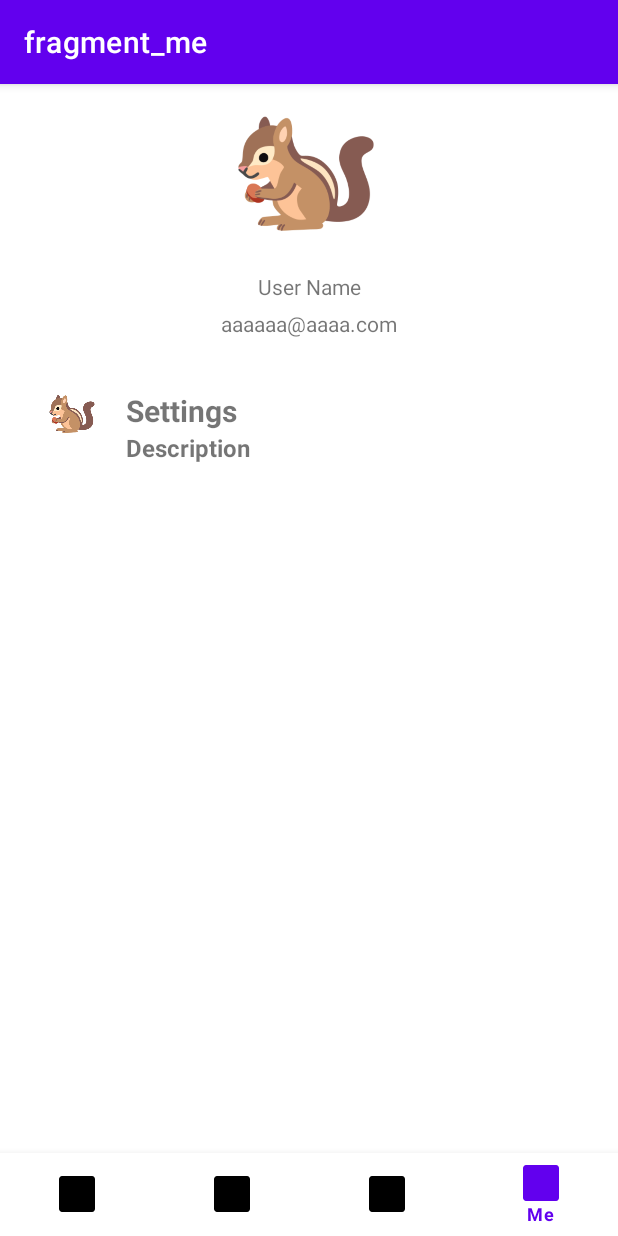
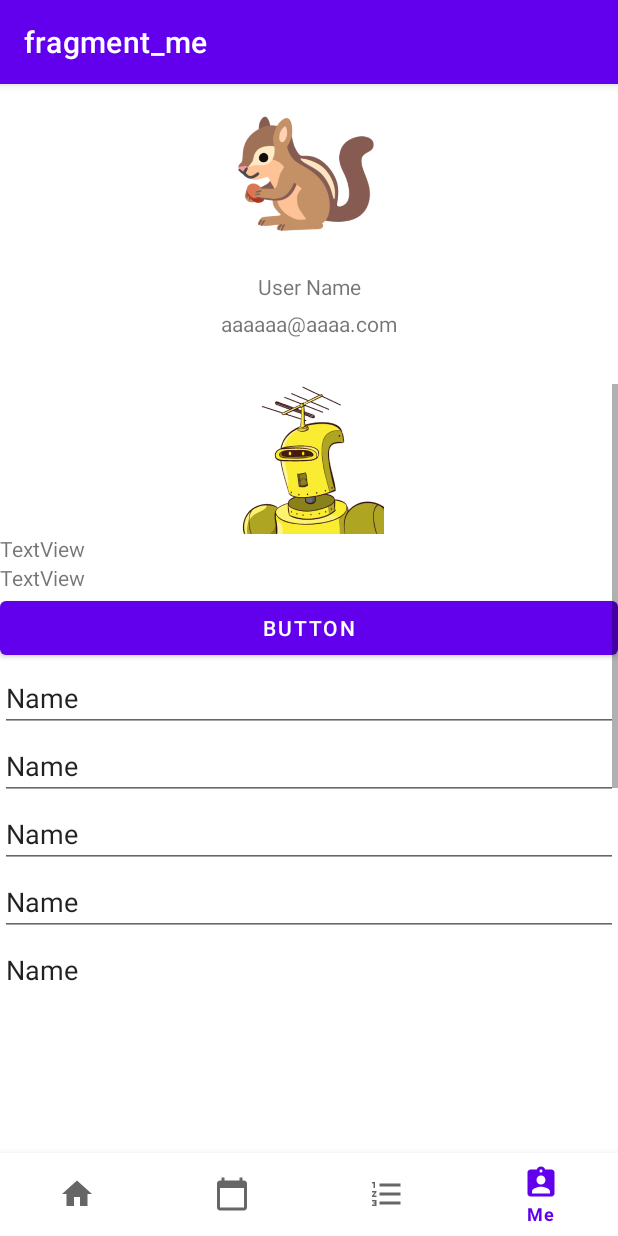
Before and after one commit to THLiu55/HabbitAC, an Android app: the Me screen opened through its navigation route, on a phone screen of 412 x 824 dp. Run offline under Robolectric (Android 15) with nearby library versions, the phone set to English and light mode, and no system bars; our stand-ins replace navigation-ui.

Commit message:
Bottom Navigation Bar Icon added & Me page theme debug

```diff
--- /dev/null
+++ b/app/src/main/res/drawable/ic_baseline_assignment_ind_24.xml
@@ -0,0 +1,5 @@
+<vector android:height="24dp" android:tint="#FFFFFF"
+    android:viewportHeight="24" android:viewportWidth="24"
+    android:width="24dp" xmlns:android="http://schemas.android.com/apk/res/android">
+    <path android:fillColor="@android:color/white" android:pathData="M19,3h-4.18C14.4,1.84 13.3,1 12,1c-1.3,0 -2.4,0.84 -2.82,2L5,3c-1.1,0 -2,0.9 -2,2v14c0,1.1 0.9,2 2,2h14c1.1,0 2,-0.9 2,-2L21,5c0,-1.1 -0.9,-2 -2,-2zM12,3c0.55,0 1,0.45 1,1s-0.45,1 -1,1 -1,-0.45 -1,-1 0.45,-1 1,-1zM12,7c1.66,0 3,1.34 3,3s-1.34,3 -3,3 -3,-1.34 -3,-3 1.34,-3 3,-3zM18,19L6,19v-1.4c0,-2 4,-3.1 6,-3.1s6,1.1 6,3.1L18,19z"/>
+</vector>
--- /dev/null
+++ b/app/src/main/res/drawable/ic_baseline_calendar_today_24.xml
@@ -0,0 +1,5 @@
+<vector android:height="24dp" android:tint="#FFFFFF"
+    android:viewportHeight="24" android:viewportWidth="24"
+    android:width="24dp" xmlns:android="http://schemas.android.com/apk/res/android">
+    <path android:fillColor="@android:color/white" android:pathData="M20,3h-1L19,1h-2v2L7,3L7,1L5,1v2L4,3c-1.1,0 -2,0.9 -2,2v16c0,1.1 0.9,2 2,2h16c1.1,0 2,-0.9 2,-2L22,5c0,-1.1 -0.9,-2 -2,-2zM20,21L4,21L4,8h16v13z"/>
+</vector>
--- /dev/null
+++ b/app/src/main/res/drawable/ic_baseline_format_list_numbered_24.xml
@@ -0,0 +1,5 @@
+<vector android:height="24dp" android:tint="#FFFFFF"
+    android:viewportHeight="24" android:viewportWidth="24"
+    android:width="24dp" xmlns:android="http://schemas.android.com/apk/res/android">
+    <path android:fillColor="@android:color/white" android:pathData="M2,17h2v0.5L3,17.5v1h1v0.5L2,19v1h3v-4L2,16v1zM3,8h1L4,4L2,4v1h1v3zM2,11h1.8L2,13.1v0.9h3v-1L3.2,13L5,10.9L5,10L2,10v1zM7,5v2h14L21,5L7,5zM7,19h14v-2L7,17v2zM7,13h14v-2L7,11v2z"/>
+</vector>
--- /dev/null
+++ b/app/src/main/res/drawable/ic_baseline_home_24.xml
@@ -0,0 +1,5 @@
+<vector android:height="24dp" android:tint="#FFFFFF"
+    android:viewportHeight="24" android:viewportWidth="24"
+    android:width="24dp" xmlns:android="http://schemas.android.com/apk/res/android">
+    <path android:fillColor="@android:color/white" android:pathData="M10,20v-6h4v6h5v-8h3L12,3 2,12h3v8z"/>
+</vector>
--- a/app/src/main/res/layout/fragment_me.xml
+++ b/app/src/main/res/layout/fragment_me.xml
@@ -48,51 +48,106 @@
 
     <ScrollView
         android:layout_width="match_parent"
-        android:layout_height="match_parent">
+        android:layout_height="400dp">
 
         <LinearLayout
             android:layout_width="match_parent"
             android:layout_height="wrap_content"
             android:orientation="vertical">
-            <androidx.constraintlayout.widget.ConstraintLayout
+
+            <ImageView
+                android:layout_width="100dp"
+                android:layout_height="100dp"
+                android:scaleType="centerCrop"
+                android:layout_gravity="center"
+                android:src="@drawable/robot"/>
+
+
+            <TextView
+                android:id="@+id/textView3"
                 android:layout_width="match_parent"
-                android:layout_height="match_parent">
+                android:layout_height="wrap_content"
+                android:text="TextView" />
 
-                <TextView
-                    android:id="@+id/textView_notify_clock"
-                    android:layout_width="wrap_content"
-                    android:layout_height="wrap_content"
-                    android:layout_marginStart="0dp"
-                    android:text="Description"
-                    android:textSize="16sp"
-                    android:textStyle="bold"
-                    app:layout_constraintStart_toStartOf="@+id/MyTextView1"
-                    app:layout_constraintTop_toBottomOf="@+id/MyTextView1" />
+            <TextView
+                android:id="@+id/textView4"
+                android:layout_width="match_parent"
+                android:layout_height="wrap_content"
+                android:text="TextView" />
 
-                <TextView
-                    android:id="@+id/MyTextView1"
-                    android:layout_width="wrap_content"
-                    android:layout_height="wrap_content"
-                    android:layout_marginStart="84dp"
-                    android:layout_marginTop="4dp"
-                    android:text="Settings"
-                    android:textSize="20sp"
-                    android:textStyle="bold"
-                    app:layout_constraintStart_toStartOf="parent"
-                    app:layout_constraintTop_toTopOf="parent" />
+            <Button
+                android:id="@+id/button"
+                android:layout_width="match_parent"
+                android:layout_height="wrap_content"
+                android:text="Button" />
 
-                <ImageView
-                    android:id="@+id/imageView2"
-                    android:layout_width="40dp"
-                    android:layout_height="40dp"
-                    android:layout_marginStart="28dp"
-                    app:layout_constraintStart_toStartOf="parent"
-                    app:srcCompat="@drawable/habiticon"
-                    tools:layout_editor_absoluteY="10dp"
-                    app:layout_constraintTop_toTopOf="10" />
+            <EditText
+                android:id="@+id/editTextTextPersonName"
+                android:layout_width="match_parent"
+                android:layout_height="wrap_content"
+                android:ems="10"
+                android:inputType="textPersonName"
+                android:text="Name" />
 
-            </androidx.constraintlayout.widget.ConstraintLayout>
+            <EditText
+                android:id="@+id/editTextTextPersonName2"
+                android:layout_width="match_parent"
+                android:layout_height="wrap_content"
+                android:ems="10"
+                android:inputType="textPersonName"
+                android:text="Name" />
 
+            <EditText
+                android:id="@+id/editTextTextPersonName3"
+                android:layout_width="match_parent"
+                android:layout_height="wrap_content"
+                android:ems="10"
+                android:inputType="textPersonName"
+                android:text="Name" />
+
+            <EditText
+                android:id="@+id/editTextTextPersonName4"
+                android:layout_width="match_parent"
+                android:layout_height="wrap_content"
+                android:ems="10"
+                android:inputType="textPersonName"
+                android:text="Name" />
+
+            <EditText
+                android:id="@+id/editTextTextPersonName5"
+                android:layout_width="match_parent"
+                android:layout_height="wrap_content"
+                android:ems="10"
+                android:inputType="textPersonName"
+                android:text="Name" />
+
+            <EditText
+                android:id="@+id/editTextTextPassword"
+                android:layout_width="match_parent"
+                android:layout_height="wrap_content"
+                android:ems="10"
+                android:inputType="textPassword" />
+
+            <EditText
+                android:id="@+id/editTextTextPostalAddress"
+                android:layout_width="match_parent"
+                android:layout_height="wrap_content"
+                android:ems="10"
+                android:inputType="textPostalAddress" />
+
+            <EditText
+                android:id="@+id/editTextTime"
+                android:layout_width="match_parent"
+                android:layout_height="wrap_content"
+                android:ems="10"
+                android:inputType="time" />
+
+            <EditText
+                android:id="@+id/editTextTextPostalAddress2"
+                android:layout_width="match_parent"
+                android:layout_height="wrap_content"
+                android:ems="10"
+                android:inputType="textPostalAddress" />
 
         </LinearLayout>
     </ScrollView>
--- a/app/src/main/res/menu/menu_buttom_nav.xml
+++ b/app/src/main/res/menu/menu_buttom_nav.xml
@@ -3,22 +3,22 @@
 
     <item
         android:id="@+id/navigation_home"
-        android:icon="@mipmap/ic_launcher"
+        android:icon="@drawable/ic_baseline_home_24"
         android:title="Home" />
 
     <item
         android:id="@+id/navigation_calendar"
-        android:icon="@mipmap/ic_launcher"
+        android:icon="@drawable/ic_baseline_calendar_today_24"
         android:title="Calendar" />
 
     <item
         android:id="@+id/navigation_rank"
-        android:icon="@mipmap/ic_launcher"
+        android:icon="@drawable/ic_baseline_format_list_numbered_24"
         android:title="Rank" />
 
     <item
         android:id="@+id/navigation_me"
-        android:icon="@mipmap/ic_launcher"
+        android:icon="@drawable/ic_baseline_assignment_ind_24"
         android:title="Me" />
 
 </menu>
```
